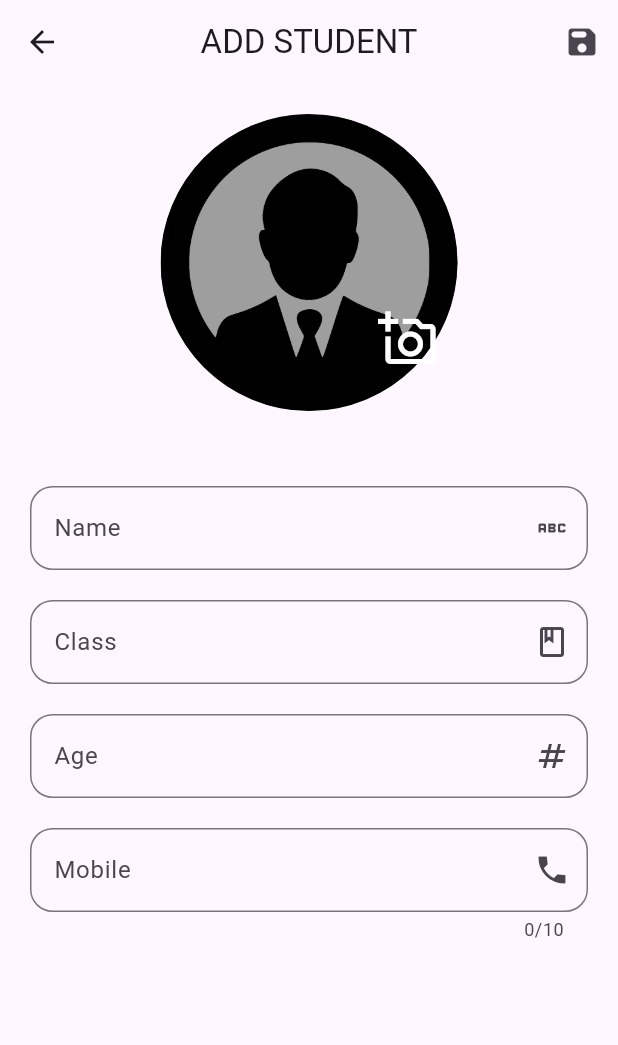
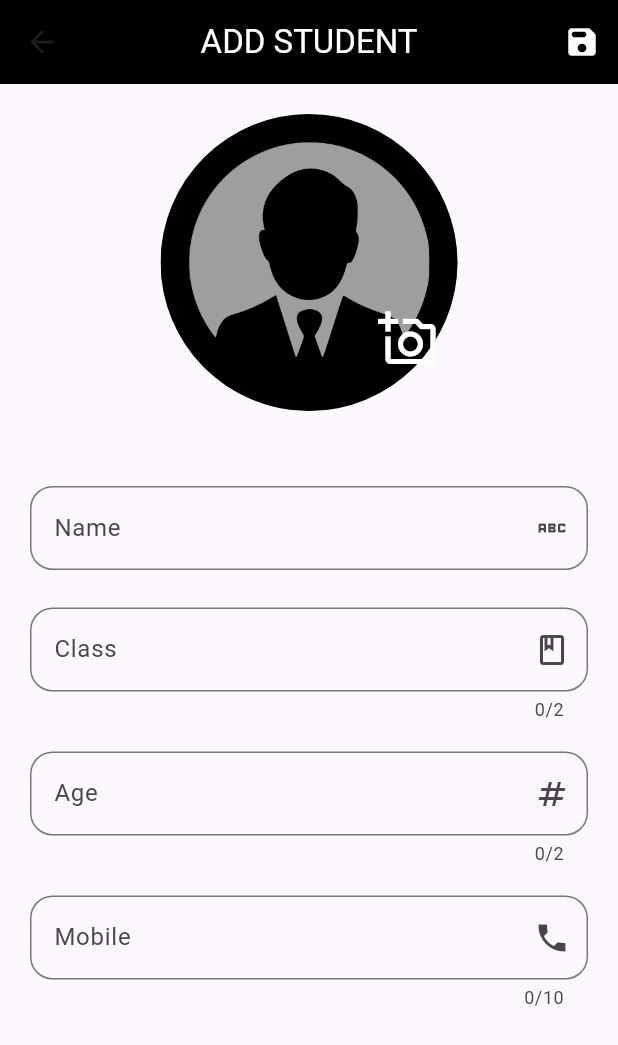
Before and after one commit to SHADINFAISALMP/Student_Record_Using_Provider, a Flutter app: the screen it shows after launch, after a tap on the "add" icon, on a phone screen of 412 x 824 dp. Shown: the top 1045 px of the screen. Run offline on Flutter 3.47's test engine with Material 3 defaults, Android fonts, the phone set to English and light mode, and no system bars; our stand-ins replace get, image_picker, sqflite; accounts and stored records are empty.

Commit message:
new commit

```diff
--- a/lib/main.dart
+++ b/lib/main.dart
@@ -4,7 +4,7 @@ import 'package:flutter/material.dart';
 import 'package:get/get.dart';
 import 'package:sqflite_10/controllerss/dependency_injection.dart';
 import 'package:sqflite_10/database/db_functions.dart';
-import 'package:sqflite_10/screen/homescreen.dart';
+import 'package:sqflite_10/screen/splash_screen.dart';
 
 Future<void> main() async {
   WidgetsFlutterBinding.ensureInitialized();
@@ -20,10 +20,10 @@ class MyApp extends StatelessWidget {
     return GetMaterialApp(
       initialBinding: Intailization(),
       theme: ThemeData(
-        primarySwatch: Colors.green,
+        primarySwatch: Colors.amber,
       ),
       debugShowCheckedModeBanner: false,
-      home: HomeScreeen(),
+      home: Splashscreen(),
     );
   }
 }
--- a/lib/screen/addstudent/addstudent.dart
+++ b/lib/screen/addstudent/addstudent.dart
@@ -9,19 +9,25 @@ import 'package:sqflite_10/screen/addstudent/textformfield.dart';
 class AddStudent extends StatelessWidget {
   const AddStudent({super.key});
 
-
   @override
   Widget build(BuildContext context) {
     addcontroller.intialization();
     return Scaffold(
       appBar: AppBar(
-        title: const Text('ADD STUDENT'),
+        backgroundColor: Colors.black,
+        title: const Text(
+          'ADD STUDENT',
+          style: TextStyle(color: Colors.white),
+        ),
         actions: [
           IconButton(
             onPressed: () {
-            addcontroller.addstudentclicked(context);
+              addcontroller.addstudentclicked(context);
             },
-            icon: const Icon(Icons.save_rounded),
+            icon: const Icon(
+              Icons.save_rounded,
+              color: Colors.white,
+            ),
           )
         ],
         centerTitle: true,
@@ -52,7 +58,7 @@ class AddStudent extends StatelessWidget {
                       right: 5,
                       child: IconButton(
                         onPressed: () {
-                        addcontroller.addphoto(context, context);
+                          addcontroller.addphoto(context, context);
                         },
                         icon: const Icon(Icons.add_a_photo_outlined),
                         color: Color.fromARGB(255, 255, 255, 255),
@@ -65,7 +71,7 @@ class AddStudent extends StatelessWidget {
                 const SizedBox(height: 50),
                 // Name input field with validation
                 NameTextFormField(addcontroller: addcontroller),
-                const SizedBox(height: 20),
+                const SizedBox(height: 25),
                 // Class input field with validation
                 NumberTextFormField(addcontroller: addcontroller),
                 const SizedBox(height: 20),
@@ -83,5 +89,4 @@ class AddStudent extends StatelessWidget {
       ),
     );
   }
-
 }
--- a/lib/screen/addstudent/textformfield.dart
+++ b/lib/screen/addstudent/textformfield.dart
@@ -16,6 +16,7 @@ class NameTextFormField extends StatelessWidget {
       keyboardType: TextInputType.name,
       controller: addcontroller.nameController,
       decoration: InputDecoration(
+        hintText: "Enter a Name",
         labelText: "Name",
         border: OutlineInputBorder(
           borderRadius: BorderRadius.circular(15),
@@ -32,7 +33,6 @@ class NameTextFormField extends StatelessWidget {
   }
 }
 
-
 class NumberTextFormField extends StatelessWidget {
   const NumberTextFormField({
     super.key,
@@ -45,8 +45,10 @@ class NumberTextFormField extends StatelessWidget {
   Widget build(BuildContext context) {
     return TextFormField(
       keyboardType: TextInputType.number,
+      maxLength: 2,
       controller: addcontroller.classController,
       decoration: InputDecoration(
+        hintText: "Enter Class",
         labelText: "Class",
         border: OutlineInputBorder(
           borderRadius: BorderRadius.circular(15),
@@ -76,8 +78,10 @@ class AgeTextFormField extends StatelessWidget {
     return TextFormField(
       inputFormatters: [FilteringTextInputFormatter.digitsOnly],
       keyboardType: TextInputType.number,
+      maxLength: 2,
       controller: addcontroller.guardianController,
       decoration: InputDecoration(
+        hintText: "Enter Age",
         labelText: "Age",
         border: OutlineInputBorder(
           borderRadius: BorderRadius.circular(15),
@@ -93,6 +97,7 @@ class AgeTextFormField extends StatelessWidget {
     );
   }
 }
+
 class MobileTextFormField extends StatelessWidget {
   const MobileTextFormField({
     super.key,
@@ -108,6 +113,7 @@ class MobileTextFormField extends StatelessWidget {
       keyboardType: TextInputType.number,
       controller: addcontroller.mobileController,
       decoration: InputDecoration(
+        hintText: "Enter Mobile Number",
         labelText: "Mobile",
         border: OutlineInputBorder(
           borderRadius: BorderRadius.circular(15),
--- a/lib/screen/homescreen.dart
+++ b/lib/screen/homescreen.dart
@@ -16,8 +16,9 @@ class HomeScreeen extends StatelessWidget {
   Widget build(BuildContext context) {
     getstudentdata();
     return Scaffold(
+      backgroundColor: Colors.white,
       appBar: AppBar(
-        backgroundColor: Colors.green,
+        backgroundColor: Colors.black,
         title: Text(
           'STUDENT RECORD',
           style: TextStyle(color: Colors.white, fontWeight: FontWeight.bold),
@@ -43,21 +44,26 @@ class HomeScreeen extends StatelessWidget {
           ],
         ),
       ),
-      floatingActionButtonLocation: FloatingActionButtonLocation.centerDocked,
+      floatingActionButtonLocation: FloatingActionButtonLocation.centerFloat,
       floatingActionButton: Visibility(
         visible: true, // Show the add button
         child: FloatingActionButton(
+          backgroundColor: Colors.black,
           shape: CircleBorder(),
           elevation: 2, // shadow
           onPressed: () {
             addstudent(context);
           },
-          child: Icon(Icons.add),
+          child: Icon(
+            Icons.add,
+            color: Colors.white,
+          ),
         ),
       ),
       bottomNavigationBar: Obx(
         () => BottomNavigationBar(
-          selectedItemColor: Colors.black,
+          backgroundColor: Colors.black,
+          selectedItemColor: Colors.green, unselectedItemColor: Colors.white,
           items: [
             BottomNavigationBarItem(
                 icon: Icon(Icons.grid_3x3_rounded), label: 'Grid'),
--- /dev/null
+++ b/lib/screen/splash_screen.dart
@@ -0,0 +1,44 @@
+import 'package:flutter/material.dart';
+import 'package:sqflite_10/screen/homescreen.dart';
+
+class Splashscreen extends StatelessWidget {
+  const Splashscreen({Key? key}) : super(key: key);
+
+  @override
+  Widget build(BuildContext context) {
+    // Using Future.delayed to wait for 2 seconds
+    Future.delayed(const Duration(seconds: 2), () {
+      // Navigating to the HomePage after the delay
+      Navigator.pushReplacement(
+        context,
+        MaterialPageRoute(
+          builder: (context) =>
+              const HomeScreeen(), // Replace with your actual HomePage
+        ),
+      );
+    });
+
+    return Scaffold(
+      body: Center(
+        child: Column(
+          mainAxisAlignment: MainAxisAlignment.center,
+          children: [
+            Image.asset(
+              'assets/splash2.jpg',
+              width: 350,
+              height: 300,
+              fit: BoxFit.cover,
+            ),
+            const SizedBox(height: 70),
+            const Text("STUDENT RECORD",
+                style: TextStyle(
+                    fontSize: 20,
+                    fontWeight: FontWeight.bold,
+                    color: Colors.black,
+                    fontStyle: FontStyle.italic,letterSpacing: 12),),
+          ],
+        ),
+      ),
+    );
+  }
+}
--- a/pubspec.yaml
+++ b/pubspec.yaml
@@ -69,7 +69,7 @@ flutter:
   assets:
     - assets/collage.jpg
     - assets/profile.png
-
+    - assets/splash2.jpg
   # An image asset can refer to one or more resolution-specific "variants", see
   # https://flutter.dev/assets-and-images/#resolution-aware
 
```
Also changed, not shown: lib/screen/gridscreen.dart (+6 -2 lines), lib/screen/listscreeen.dart (+5 -3 lines), lib/screen/searchscreen.dart (+18 -4 lines), lib/screen/studentdetails.dart (+7 -3 lines), assets/spash.jpg (added), assets/splash2.jpg (added).
